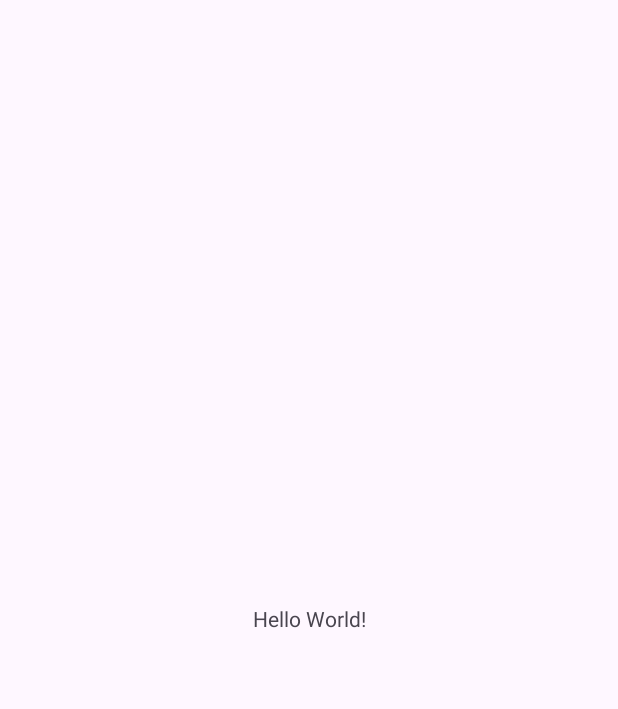
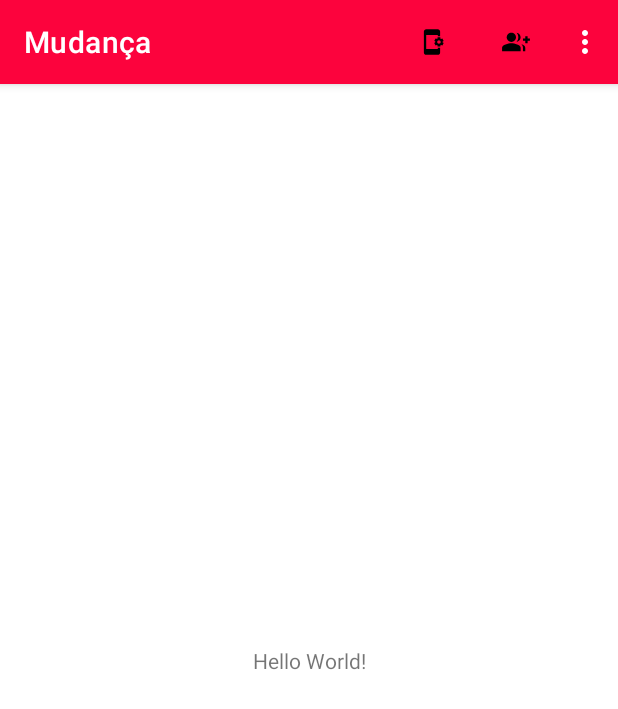
Before and after one commit to brunozupp/ToolbarMenusKotlin, an Android app: the screen it shows after launch (MainActivity), on a phone screen of 412 x 824 dp. Before the commit the part shown is almost empty. Shown: the top 709 px of the screen. Run offline under Robolectric (Android 15) with nearby library versions, the phone set to English and light mode, and no system bars.

Commit message:
ActionBar added

```diff
--- a/app/build.gradle.kts
+++ b/app/build.gradle.kts
@@ -5,7 +5,7 @@ plugins {
 
 android {
     namespace = "com.novelitech.toolbarmenuskotlin"
-    compileSdk = 33
+    compileSdk = 34
 
     defaultConfig {
         applicationId = "com.novelitech.toolbarmenuskotlin"
--- a/app/src/main/java/com/novelitech/toolbarmenuskotlin/MainActivity.kt
+++ b/app/src/main/java/com/novelitech/toolbarmenuskotlin/MainActivity.kt
@@ -2,10 +2,33 @@ package com.novelitech.toolbarmenuskotlin
 
 import androidx.appcompat.app.AppCompatActivity
 import android.os.Bundle
+import android.view.Menu
+import android.view.MenuItem
+import android.widget.Toast
 
 class MainActivity : AppCompatActivity() {
     override fun onCreate(savedInstanceState: Bundle?) {
         super.onCreate(savedInstanceState)
         setContentView(R.layout.activity_main)
     }
+
+    override fun onCreateOptionsMenu(menu: Menu?): Boolean {
+
+        menuInflater.inflate(R.menu.app_bar_menu, menu)
+
+        return true
+    }
+
+    override fun onOptionsItemSelected(item: MenuItem): Boolean {
+
+        when(item.itemId) {
+            R.id.miAddContact -> Toast.makeText(this, "Contact", Toast.LENGTH_LONG)
+            R.id.miClose -> Toast.makeText(this, "Close", Toast.LENGTH_LONG)
+            R.id.miFavorites -> Toast.makeText(this, "Favorites", Toast.LENGTH_LONG)
+            R.id.miFeedback -> Toast.makeText(this, "Feedback", Toast.LENGTH_LONG)
+            R.id.miSettings -> Toast.makeText(this, "Settings", Toast.LENGTH_LONG)
+        }
+
+        return true
+    }
 }
--- a/app/src/main/res/menu/app_bar_menu.xml
+++ b/app/src/main/res/menu/app_bar_menu.xml
@@ -1,4 +1,33 @@
 <?xml version="1.0" encoding="utf-8"?>
-<menu xmlns:android="http://schemas.android.com/apk/res/android">
+<menu xmlns:android="http://schemas.android.com/apk/res/android"
+    xmlns:app="http://schemas.android.com/apk/res-auto">
+
+    <item
+        android:id="@+id/miSettings"
+        android:title="Settings"
+        android:icon="@drawable/ic_settings_foreground"
+        app:showAsAction="ifRoom" />
+
+    <item
+        android:id="@+id/miAddContact"
+        android:title="Add Contact"
+        android:icon="@drawable/ic_add_contact_foreground"
+        app:showAsAction="ifRoom" />
+
+    <item
+        android:id="@+id/miFavorites"
+        android:title="Favorites"
+        android:icon="@drawable/ic_favorites_foreground"
+        app:showAsAction="ifRoom" />
+
+    <item
+        android:id="@+id/miFeedback"
+        android:title="Give Feedback"
+        app:showAsAction="never" />
+
+    <item
+        android:id="@+id/miClose"
+        android:title="Close App"
+        app:showAsAction="never" />
 
 </menu>
--- a/app/src/main/res/values-night/themes.xml
+++ b/app/src/main/res/values-night/themes.xml
@@ -1,6 +1,6 @@
 <resources xmlns:tools="http://schemas.android.com/tools">
     <!-- Base application theme. -->
-    <style name="Base.Theme.ToolbarMenusKotlin" parent="Theme.Material3.DayNight.NoActionBar">
+    <style name="Base.Theme.ToolbarMenusKotlin" parent="Theme.MaterialComponents.DayNight.DarkActionBar">
         <!-- Customize your dark theme here. -->
         <!-- <item name="colorPrimary">@color/my_dark_primary</item> -->
     </style>
--- a/app/src/main/res/values/themes.xml
+++ b/app/src/main/res/values/themes.xml
@@ -1,8 +1,9 @@
 <resources xmlns:tools="http://schemas.android.com/tools">
     <!-- Base application theme. -->
-    <style name="Base.Theme.ToolbarMenusKotlin" parent="Theme.Material3.DayNight.NoActionBar">
+    <style name="Base.Theme.ToolbarMenusKotlin" parent="Theme.MaterialComponents.DayNight.DarkActionBar">
         <!-- Customize your light theme here. -->
-        <!-- <item name="colorPrimary">@color/my_light_primary</item> -->
+         <item name="colorPrimary">#fc033d</item>
+         <item name="title">Mudança</item>
     </style>
 
     <style name="Theme.ToolbarMenusKotlin" parent="Base.Theme.ToolbarMenusKotlin" />
```
